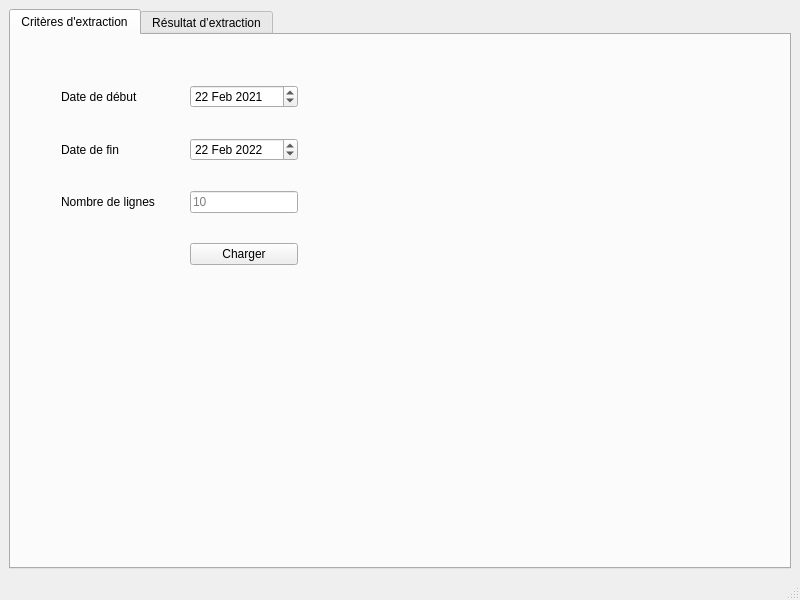
First picture: the form in mainwindow.ui, repository omarmelade/stats-covid_infomaniak, before the edit.
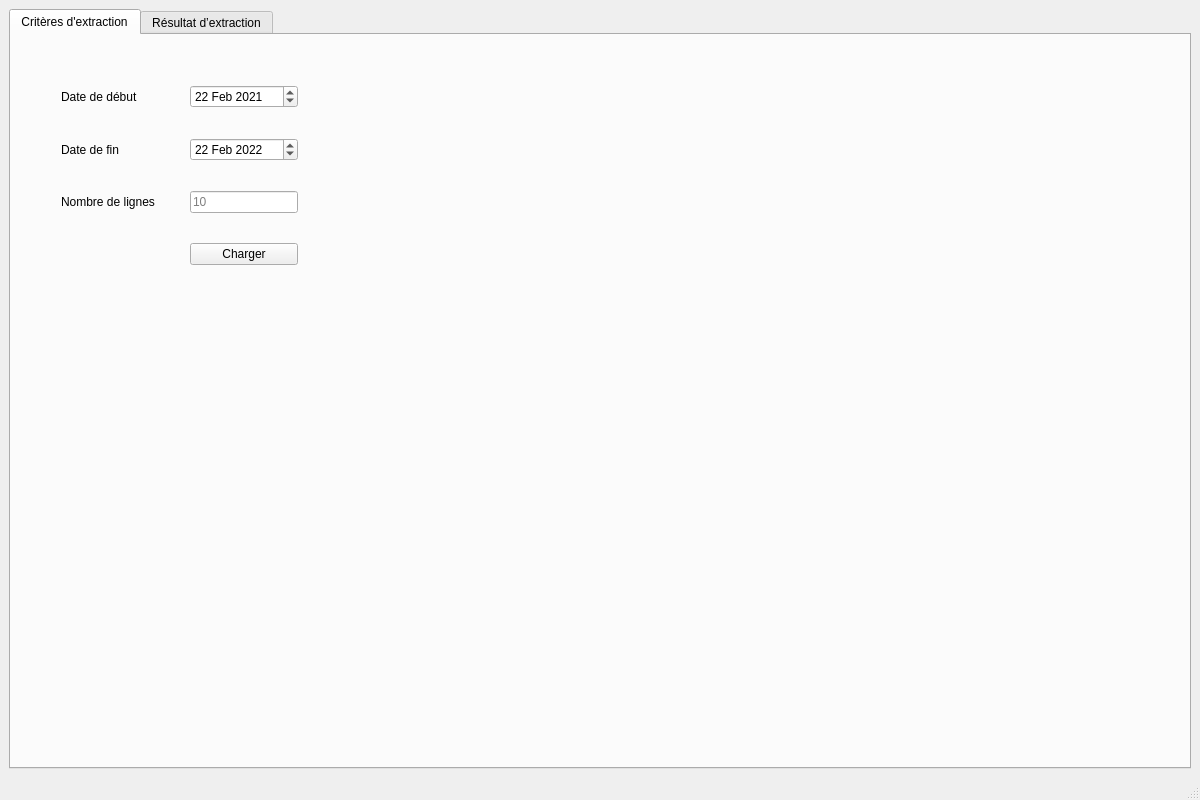
Second picture: the form after the edit.

Commit message:
better rows names
cleaning useless code
upscale window size

The edit to the form file:
```diff
--- a/mainwindow.ui
+++ b/mainwindow.ui
@@ -6,8 +6,8 @@
    <rect>
     <x>0</x>
     <y>0</y>
-    <width>800</width>
-    <height>600</height>
+    <width>1200</width>
+    <height>800</height>
    </rect>
   </property>
   <property name="windowTitle">
```
Left out of the diff: 2 changed lines with no effect on the pictures. The commit also changes 2 other files.
